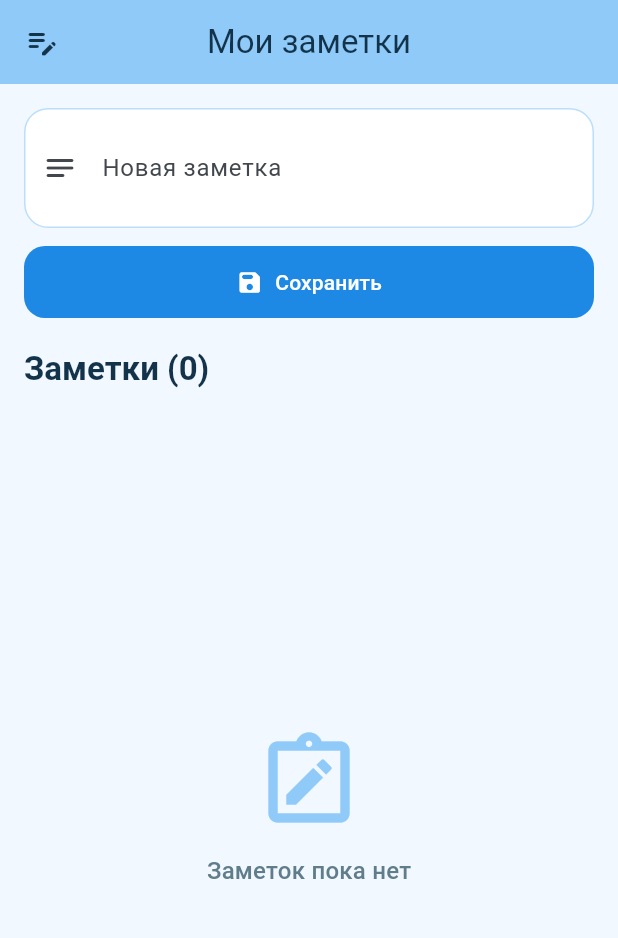
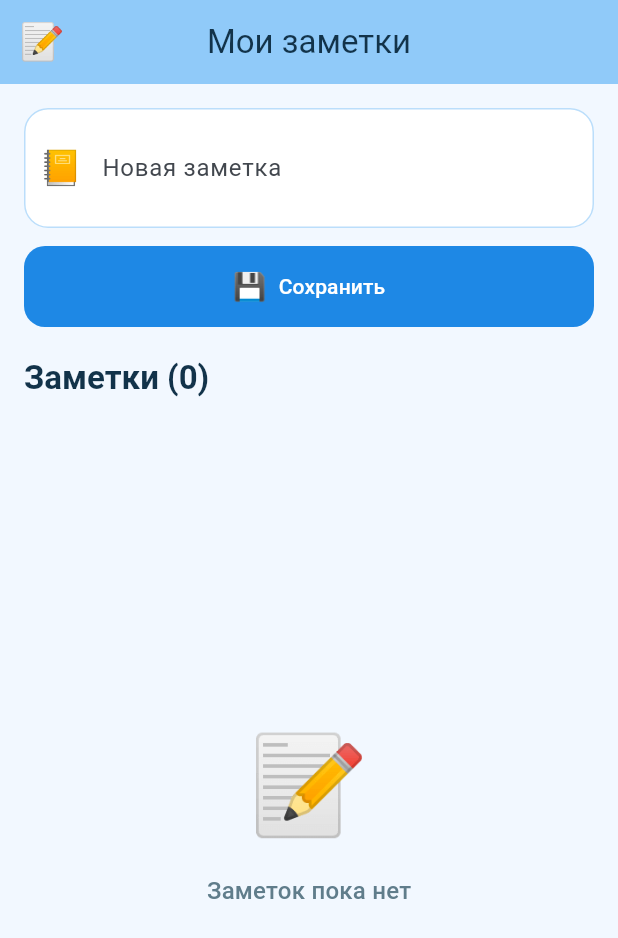
Before and after one commit to isipmasadikova-dotcom/praktos2, a Flutter app: the screen it shows after launch, on a phone screen of 412 x 824 dp. Shown: the top 938 px of the screen. Run offline on Flutter 3.47's test engine with Material 3 defaults, Android fonts, the phone set to English and light mode, and no system bars.

Commit message:
Заменить иконки на эмодзи для веб-версии

```diff
--- a/lib/main.dart
+++ b/lib/main.dart
@@ -155,7 +155,9 @@ class _NotesPageState extends State<NotesPage> {
     return Scaffold(
       appBar: AppBar(
         title: const Text('Мои заметки'),
-        leading: const Icon(Icons.edit_note_rounded),
+        leading: const Center(
+          child: Text('📝', style: TextStyle(fontSize: 24)),
+        ),
       ),
       body: SafeArea(
         child: Padding(
@@ -172,14 +174,17 @@ class _NotesPageState extends State<NotesPage> {
                 decoration: const InputDecoration(
                   labelText: 'Новая заметка',
                   hintText: 'Введите текст...',
-                  prefixIcon: Icon(Icons.notes_rounded),
+                  prefixIcon: Center(
+                    widthFactor: 1,
+                    child: Text('📒', style: TextStyle(fontSize: 22)),
+                  ),
                 ),
               ),
               const SizedBox(height: 12),
               FilledButton.icon(
                 key: const Key('saveNoteButton'),
                 onPressed: _saveNote,
-                icon: const Icon(Icons.save_rounded),
+                icon: const Text('💾', style: TextStyle(fontSize: 18)),
                 label: const Text('Сохранить'),
                 style: FilledButton.styleFrom(
                   backgroundColor: const Color(0xFF1E88E5),
@@ -233,15 +238,19 @@ class _NotesPageState extends State<NotesPage> {
                                     key: Key('editNote$index'),
                                     tooltip: 'Редактировать',
                                     onPressed: () => _editNote(index),
-                                    icon: const Icon(Icons.edit_rounded),
+                                    icon: const Text(
+                                      '✏️',
+                                      style: TextStyle(fontSize: 20),
+                                    ),
                                     color: const Color(0xFF1976D2),
                                   ),
                                   IconButton(
                                     key: Key('deleteNote$index'),
                                     tooltip: 'Удалить',
                                     onPressed: () => _deleteNote(index),
-                                    icon: const Icon(
-                                      Icons.delete_outline_rounded,
+                                    icon: const Text(
+                                      '🗑️',
+                                      style: TextStyle(fontSize: 20),
                                     ),
                                     color: Colors.redAccent,
                                   ),
@@ -269,7 +278,7 @@ class _EmptyNotes extends StatelessWidget {
       child: Column(
         mainAxisSize: MainAxisSize.min,
         children: <Widget>[
-          Icon(Icons.note_alt_outlined, size: 72, color: Colors.blue.shade200),
+          const Text('📝', style: TextStyle(fontSize: 64)),
           const SizedBox(height: 12),
           Text(
             'Заметок пока нет',
```
